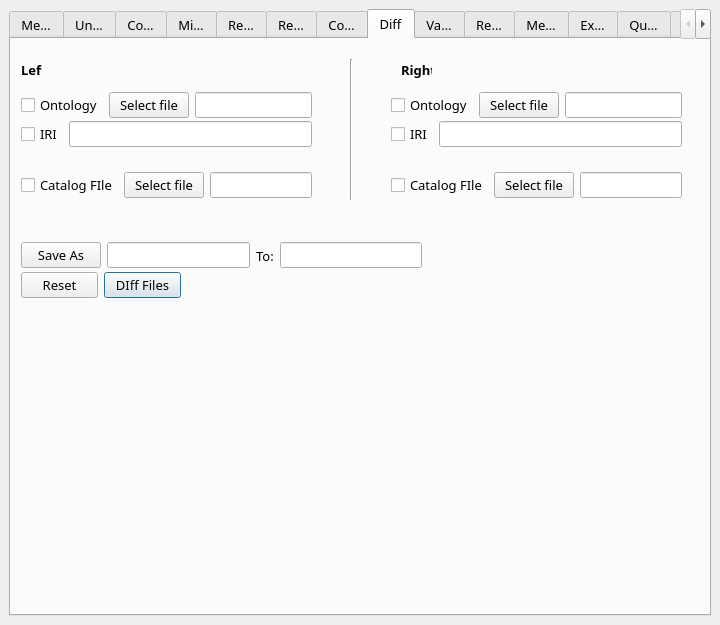
Old version of the form main/mainwindow.ui in the repository LukeLiu56809/GOBOT.
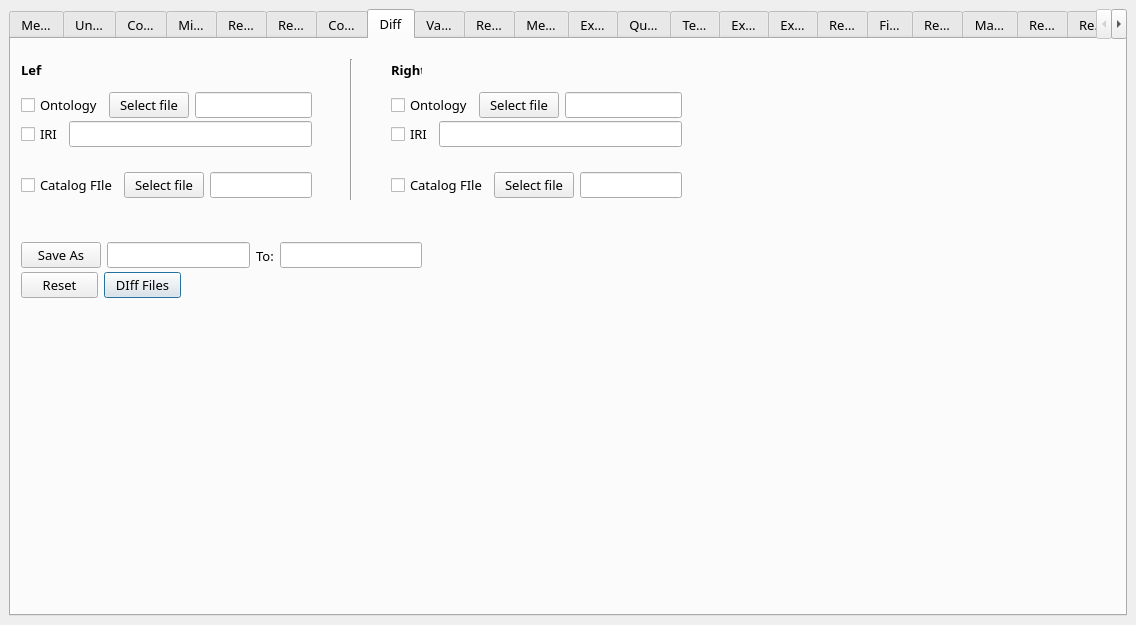
New version of the form. The open tabs and pages were chosen to show the change.

```diff
--- a/main/mainwindow.ui
+++ b/main/mainwindow.ui
@@ -6,7 +6,7 @@
    <rect>
     <x>0</x>
     <y>0</y>
-    <width>720</width>
+    <width>1136</width>
     <height>625</height>
    </rect>
   </property>
@@ -2448,7 +2448,7 @@
        <widget class="QLabel" name="label_23">
         <property name="geometry">
          <rect>
-          <x>390</x>
+          <x>380</x>
           <y>20</y>
           <width>31</width>
           <height>21</height>
@@ -12615,6 +12615,11 @@
         </layout>
        </widget>
       </widget>
+      <widget class="QWidget" name="explain">
+       <attribute name="title">
+        <string>Explain</string>
+       </attribute>
+      </widget>
      </widget>
     </item>
    </layout>
```
Left out of the diff: 2 changed lines with no effect on the pictures.
